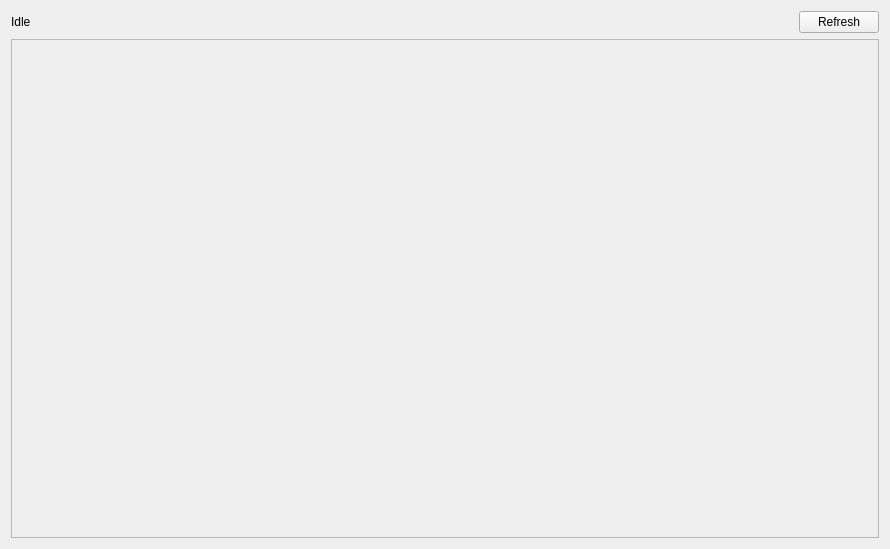
This is march_rqt_input_device/resource/input_device.ui in project-march/ProjectMarch as Qt 5 draws it before an edit. The edited form follows.
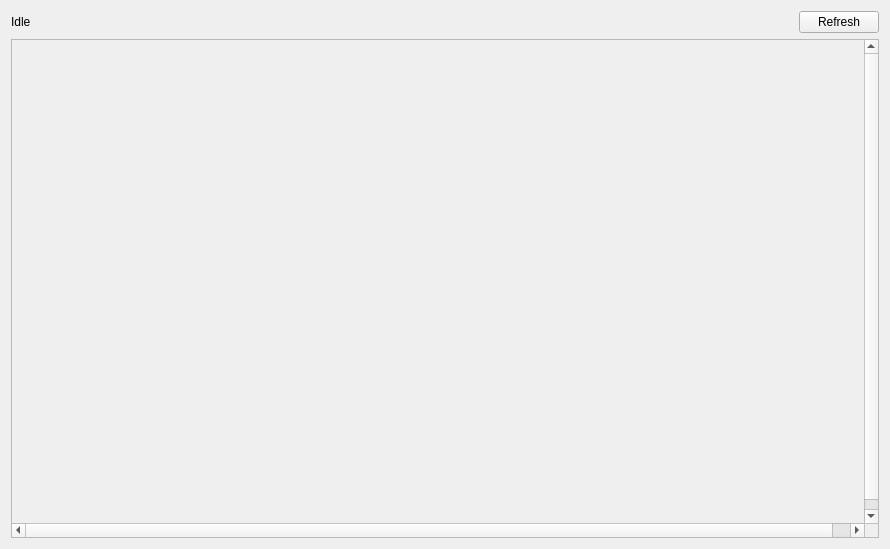
This is the edited form.

Commit message: Fix automatic scrolling

Patch:
```diff
--- a/march_rqt_input_device/resource/input_device.ui
+++ b/march_rqt_input_device/resource/input_device.ui
@@ -70,7 +70,7 @@
       <bool>true</bool>
      </property>
      <property name="widgetResizable">
-      <bool>true</bool>
+      <bool>false</bool>
      </property>
      <widget class="QWidget" name="content">
       <property name="geometry">
```
Left out of the diff: 3 changed lines with no effect on the pictures. The commit also changes 1 other file.
